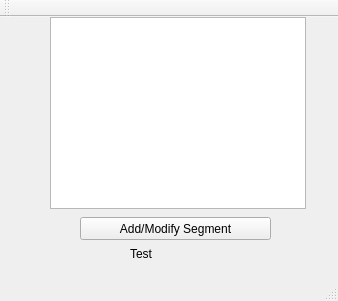
Before: the Qt Designer form PS_Data_Entry/mainwindow.ui in mbromley-voxel/QTLearning, drawn with Qt 5.
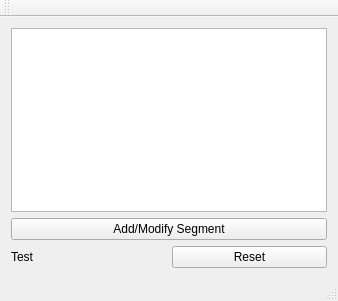
After: the same form once the commit is applied.

Commit message:
Corrected Table and UI
The table will now add blank segments if the user enters a segment that is not sequential with what is displayed already.  Also corrected the ranges available for all of the data entry window.  Added a reset button to reset to one segment.

What changed in the file:
```diff
--- a/PS_Data_Entry/mainwindow.ui
+++ b/PS_Data_Entry/mainwindow.ui
@@ -14,42 +14,44 @@
    <string>MainWindow</string>
   </property>
   <widget class="QWidget" name="centralWidget">
+   <layout class="QVBoxLayout" name="verticalLayout_3">
+    <item>
+     <layout class="QVBoxLayout" name="verticalLayout_2">
+      <item>
+       <widget class="QTableView" name="tableView"/>
+      </item>
+      <item>
+       <layout class="QVBoxLayout" name="verticalLayout">
+        <item>
    <widget class="QPushButton" name="pushbutton_addseg">
-    <property name="geometry">
-     <rect>
-      <x>80</x>
-      <y>200</y>
-      <width>191</width>
-      <height>23</height>
-     </rect>
-    </property>
     <property name="text">
      <string>Add/Modify Segment</string>
     </property>
    </widget>
-   <widget class="QTableView" name="tableView">
-    <property name="geometry">
-     <rect>
-      <x>50</x>
-      <y>0</y>
-      <width>256</width>
-      <height>192</height>
-     </rect>
-    </property>
-   </widget>
+        </item>
+        <item>
+         <layout class="QHBoxLayout" name="horizontalLayout">
+          <item>
    <widget class="QLabel" name="label_test">
-    <property name="geometry">
-     <rect>
-      <x>130</x>
-      <y>230</y>
-      <width>47</width>
-      <height>13</height>
-     </rect>
-    </property>
     <property name="text">
      <string>Test</string>
     </property>
    </widget>
+          </item>
+          <item>
+           <widget class="QPushButton" name="pushButton_Rest">
+            <property name="text">
+             <string>Reset</string>
+            </property>
+           </widget>
+          </item>
+         </layout>
+        </item>
+       </layout>
+      </item>
+     </layout>
+    </item>
+   </layout>
   </widget>
   <widget class="QMenuBar" name="menuBar">
    <property name="geometry">
```
Lines whose indentation alone changed are shown as unchanged. The commit also changes 4 other files.
